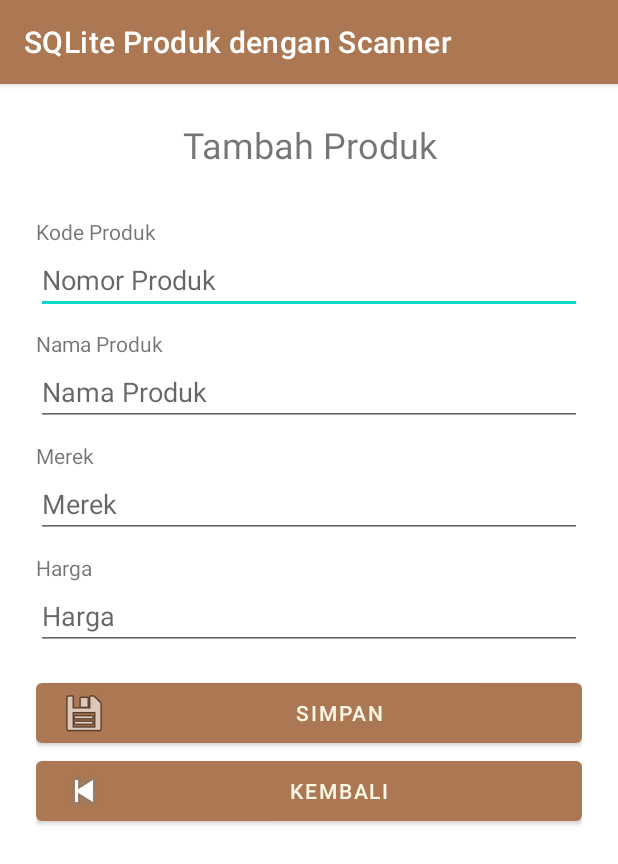
After one commit to nurzainpradana/Aplikasi-Penjualan-Dengan-Scanner, an Android app: the TambahProduk screen opened directly, with no data from a screen before it, on a phone screen of 412 x 824 dp. The commit adds this screen. Shown: the top 864 px of the screen. Run offline under Robolectric (Android 15) with nearby library versions, the phone set to English and light mode, and no system bars.

Commit message:
create tambah produk

```diff
--- a/app/src/main/AndroidManifest.xml
+++ b/app/src/main/AndroidManifest.xml
@@ -11,7 +11,9 @@
         android:roundIcon="@mipmap/ic_launcher_round"
         android:supportsRtl="true"
         android:theme="@style/Theme.SQLiteProdukDenganScanner">
-        <activity android:name=".view.scanbarcode.ScanBarcode"></activity>
+        <activity android:name=".view.produk.TambahProduk"></activity>
+        <activity android:name=".view.produk.DataProduk" />
+        <activity android:name=".view.scanbarcode.ScanBarcode" />
         <activity android:name=".view.halamanutama.MainActivity">
             <intent-filter>
                 <action android:name="android.intent.action.MAIN" />
--- a/app/src/main/java/com/zainpradana/sqliteprodukdenganscanner/view/halamanutama/MainActivity.java
+++ b/app/src/main/java/com/zainpradana/sqliteprodukdenganscanner/view/halamanutama/MainActivity.java
@@ -8,6 +8,7 @@ import android.view.View;
 import android.widget.EditText;
 
 import com.zainpradana.sqliteprodukdenganscanner.R;
+import com.zainpradana.sqliteprodukdenganscanner.view.produk.DataProduk;
 import com.zainpradana.sqliteprodukdenganscanner.view.scanbarcode.ScanBarcode;
 
 public class MainActivity extends AppCompatActivity {
@@ -30,4 +31,9 @@ public class MainActivity extends AppCompatActivity {
         Intent i = new Intent(MainActivity.this, ScanBarcode.class);
         startActivity(i);
     }
+
+    public void keDaftarProduk(View view) {
+        Intent i = new Intent(MainActivity.this, DataProduk.class);
+        startActivity(i);
+    }
 }
--- /dev/null
+++ b/app/src/main/java/com/zainpradana/sqliteprodukdenganscanner/view/produk/TambahProduk.java
@@ -0,0 +1,55 @@
+package com.zainpradana.sqliteprodukdenganscanner.view.produk;
+
+import androidx.appcompat.app.AppCompatActivity;
+
+import android.database.Cursor;
+import android.database.sqlite.SQLiteDatabase;
+import android.os.Bundle;
+import android.widget.Button;
+import android.widget.EditText;
+import android.widget.Toast;
+
+import com.zainpradana.sqliteprodukdenganscanner.R;
+import com.zainpradana.sqliteprodukdenganscanner.database.DatabaseHelper;
+
+public class TambahProduk extends AppCompatActivity {
+
+    protected Cursor cursor;
+    DatabaseHelper dbHelper;
+    Button buttonSimpanProduk, buttonKembali;
+    EditText etKodeProduk, etNamaProduk, etMerek, etHarga;
+
+
+    @Override
+    protected void onCreate(Bundle savedInstanceState) {
+        super.onCreate(savedInstanceState);
+        setContentView(R.layout.activity_tambah_produk);
+
+        dbHelper = new DatabaseHelper(this);
+
+        etKodeProduk = findViewById(R.id.et_kode_produk);
+        etNamaProduk = findViewById(R.id.et_nama_produk);
+        etMerek = findViewById(R.id.et_merek);
+        etHarga = findViewById(R.id.et_harga);
+
+        buttonKembali = findViewById(R.id.button_kembali);
+        buttonSimpanProduk = findViewById(R.id.button_simpan_produk);
+
+        buttonKembali.setOnClickListener(view -> {
+            finish();
+        });
+
+        buttonSimpanProduk.setOnClickListener(view -> {
+            SQLiteDatabase db = dbHelper.getWritableDatabase();
+            db.execSQL("insert into produk(kode_produk, nama_produk, merek, harga) values('" +
+                    etKodeProduk.getText().toString() + "','" +
+                    etNamaProduk.getText().toString() + "','" +
+                    etMerek.getText().toString() + "','" +
+                    etHarga.getText().toString() + "')");
+            Toast.makeText(getApplicationContext(), "Berhasil" ,
+                    Toast.LENGTH_LONG).show();
+            DataProduk.dp.RefreshList();
+            finish();
+        });
+    }
+}
--- a/app/src/main/res/layout/activity_main.xml
+++ b/app/src/main/res/layout/activity_main.xml
@@ -50,5 +50,6 @@
         android:id="@+id/btn_daftar_product"
         android:layout_width="match_parent"
         android:layout_height="wrap_content"
+        android:onClick="keDaftarProduk"
         android:text="Daftar Produk"/>
 </LinearLayout>
--- /dev/null
+++ b/app/src/main/res/layout/activity_tambah_produk.xml
@@ -0,0 +1,87 @@
+<?xml version="1.0" encoding="utf-8"?>
+<ScrollView xmlns:android="http://schemas.android.com/apk/res/android"
+    xmlns:app="http://schemas.android.com/apk/res-auto"
+    xmlns:tools="http://schemas.android.com/tools"
+    android:layout_width="match_parent"
+    android:layout_height="match_parent"
+    android:orientation="vertical"
+    tools:context=".view.produk.TambahProduk">
+    <LinearLayout
+        android:layout_width="match_parent"
+        android:layout_height="wrap_content"
+        android:padding="24dp"
+        android:orientation="vertical">
+
+        <TextView
+            android:id="@+id/textView14"
+            android:layout_width="match_parent"
+            android:layout_height="wrap_content"
+            android:paddingBottom="32dp"
+            android:text="Tambah Produk"
+            android:textAlignment="center"
+            android:textSize="24sp" />
+        <TextView
+            android:id="@+id/textView1"
+            android:layout_width="wrap_content"
+            android:layout_height="wrap_content"
+            android:text="Kode Produk" />
+
+        <EditText
+            android:id="@+id/et_kode_produk"
+            android:layout_width="match_parent"
+            android:layout_height="wrap_content"
+            android:hint="Nomor Produk"
+            android:inputType="number"
+            android:maxLength="10"/>
+
+        <TextView
+            android:id="@+id/textView2"
+            android:layout_width="wrap_content"
+            android:layout_height="wrap_content"
+            android:layout_marginTop="10dp"
+            android:text="Nama Produk" />
+        <EditText
+            android:id="@+id/et_nama_produk"
+            android:layout_width="match_parent"
+            android:layout_height="wrap_content"
+            android:inputType="text"
+            android:hint="Nama Produk"/>
+        <TextView
+            android:id="@+id/textView6"
+            android:layout_width="wrap_content"
+            android:layout_height="wrap_content"
+            android:layout_marginTop="10dp"
+            android:text="Merek" />
+        <EditText
+            android:id="@+id/et_merek"
+            android:layout_width="match_parent"
+            android:layout_height="wrap_content"
+            android:inputType="text"
+            android:hint="Merek"/>
+        <TextView
+            android:id="@+id/textView3"
+            android:layout_width="wrap_content"
+            android:layout_height="wrap_content"
+            android:layout_marginTop="10dp"
+            android:text="Harga"/>
+        <EditText
+            android:id="@+id/et_harga"
+            android:layout_width="match_parent"
+            android:layout_height="wrap_content"
+            android:hint="Harga"
+            android:inputType="number" />
+        <Button
+            android:id="@+id/button_simpan_produk"
+            android:layout_width="match_parent"
+            android:layout_height="wrap_content"
+            android:layout_marginTop="16dp"
+            android:drawableLeft="@android:drawable/ic_menu_save"
+            android:text="Simpan" />
+        <Button
+            android:id="@+id/button_kembali"
+            android:layout_width="match_parent"
+            android:layout_height="wrap_content"
+            android:drawableLeft="@android:drawable/ic_media_previous"
+            android:text="Kembali" />
+    </LinearLayout>
+</ScrollView>
```
Also changed, not shown: app/src/main/java/com/zainpradana/sqliteprodukdenganscanner/view/produk/DataProduk.java (added, +96 -0 lines), app/src/main/res/layout/activity_data_produk.xml (added, +41 -0 lines).
